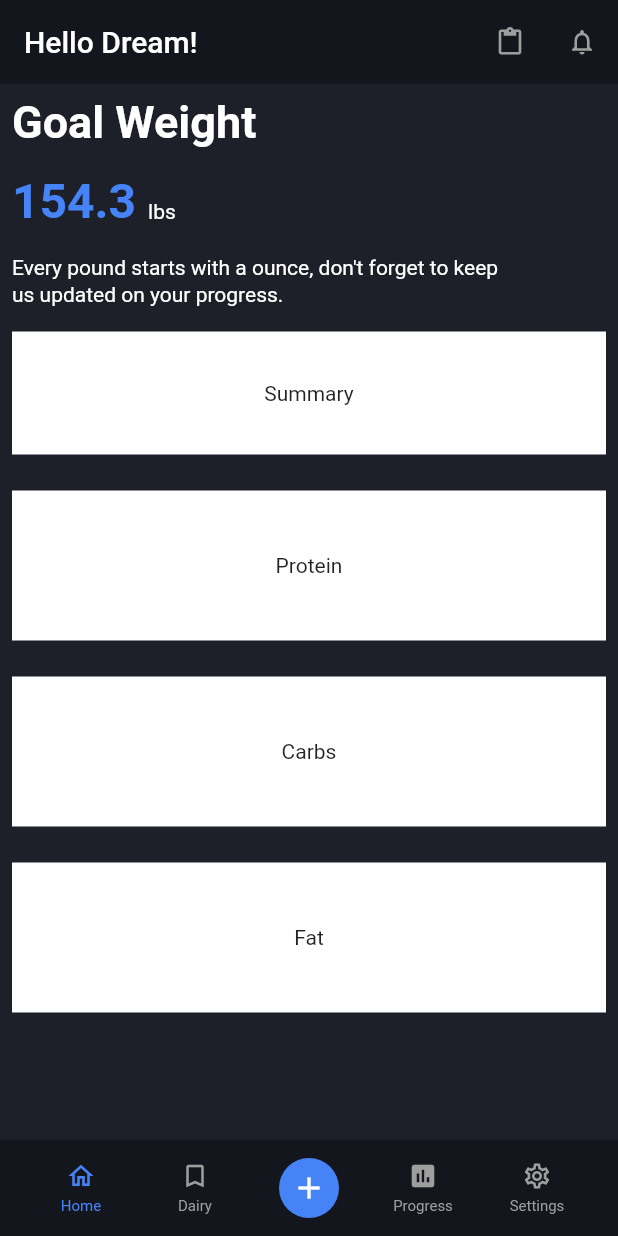
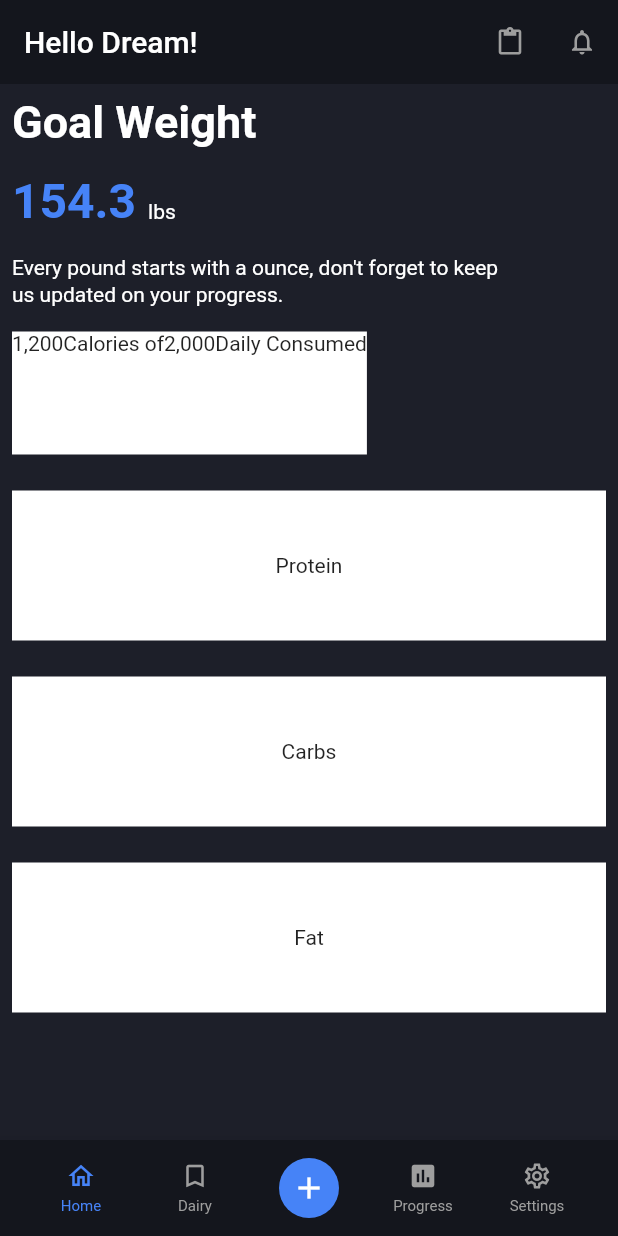
Before and after one commit to JAICHANGPARK/flutter_notebook_18th_story, a Flutter app: the screen it shows after launch, on a phone screen of 412 x 824 dp. Run offline on Flutter 3.47's test engine with Material 2 defaults, Android fonts, the phone set to English and light mode, and no system bars; our stand-ins replace cached_network_image, flutter_lorem, flutter_riverpod, flutter_svg, freezed_annotation, go_router and 3 more.

Commit message:
Update calorie_tracking_home_page.dart

```diff
--- a/lib/ep1076_calorie_tracking_app/src/ui/calorie_tracking_home_page.dart
+++ b/lib/ep1076_calorie_tracking_app/src/ui/calorie_tracking_home_page.dart
@@ -85,44 +85,61 @@ class _CalorieTrackingHomePageState extends State<CalorieTrackingHomePage> {
                   style: TextStyle(color: Colors.white, height: 1.3),
                 ),
               ),
-              SizedBox(
+              const SizedBox(
                 height: 16,
               ),
               Container(
                 height: 82,
                 color: Colors.white,
-                child: Center(
-                  child: Text("Summary"),
-                ),
+                child: Column(
+                  children: [
+                    Text.rich(TextSpan(
+                      children: [
+                        TextSpan(
+                          text: "1,200"
+                        ),
+                        TextSpan(
+                            text: "Calories of"
+                        ),
+                        TextSpan(
+                            text: "2,000"
+                        ),
+                        TextSpan(
+                            text: "Daily Consumed"
+                        )
+                      ]
+                    ))
+                  ],
+                )
               ),
-              SizedBox(
+              const SizedBox(
                 height: 24,
               ),
               Container(
                 height: 100,
                 color: Colors.white,
-                child: Center(
-                  child: Text("Protein"),
+                child: const Center(
+                  child: const Text("Protein"),
                 ),
               ),
-              SizedBox(
+              const SizedBox(
                 height: 24,
               ),
               Container(
                 height: 100,
                 color: Colors.white,
-                child: Center(
-                  child: Text("Carbs"),
+                child: const Center(
+                  child: const Text("Carbs"),
                 ),
               ),
-              SizedBox(
+              const SizedBox(
                 height: 24,
               ),
               Container(
                 height: 100,
                 color: Colors.white,
-                child: Center(
-                  child: Text("Fat"),
+                child: const Center(
+                  child: const Text("Fat"),
                 ),
               )
             ],
@@ -198,7 +215,7 @@ class _CalorieTrackingHomePageState extends State<CalorieTrackingHomePage> {
               ),
                Expanded(
                 child: CircleAvatar(
-                  child: Icon(Icons.add),
+                  child: const Icon(Icons.add),
                   foregroundColor: Colors.white,
                   backgroundColor: primaryColor,
                 ),
```
